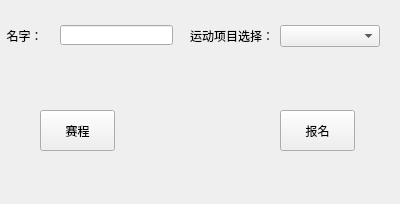
First picture: the form in normalwindow.ui, repository NGzzSupud/SchoolSport, before the edit.
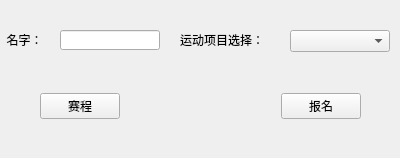
Second picture: the form after the edit.

Commit message: Complte some function of the NormalWindow

Patch:
```diff
--- a/normalwindow.ui
+++ b/normalwindow.ui
@@ -10,7 +10,7 @@
     <x>0</x>
     <y>0</y>
     <width>400</width>
-    <height>204</height>
+    <height>158</height>
    </rect>
   </property>
   <property name="windowTitle">
@@ -19,8 +19,8 @@
   <widget class="QComboBox" name="comboBox_sports">
    <property name="geometry">
     <rect>
-     <x>280</x>
-     <y>25</y>
+     <x>290</x>
+     <y>30</y>
      <width>100</width>
      <height>22</height>
     </rect>
@@ -29,10 +29,10 @@
   <widget class="QLabel" name="label">
    <property name="geometry">
     <rect>
-     <x>190</x>
-     <y>20</y>
-     <width>91</width>
-     <height>31</height>
+     <x>180</x>
+     <y>30</y>
+     <width>100</width>
+     <height>20</height>
     </rect>
    </property>
    <property name="text">
@@ -43,8 +43,8 @@
    <property name="geometry">
     <rect>
      <x>60</x>
-     <y>25</y>
-     <width>113</width>
+     <y>30</y>
+     <width>100</width>
      <height>20</height>
     </rect>
    </property>
@@ -54,39 +54,52 @@
     <rect>
      <x>0</x>
      <y>30</y>
-     <width>54</width>
-     <height>12</height>
+     <width>55</width>
+     <height>20</height>
     </rect>
    </property>
    <property name="text">
     <string>  名字：</string>
    </property>
   </widget>
-  <widget class="QPushButton" name="pushButton_submit">
-   <property name="geometry">
-    <rect>
-     <x>280</x>
-     <y>110</y>
-     <width>75</width>
-     <height>41</height>
-    </rect>
-   </property>
-   <property name="text">
-    <string>报名</string>
-   </property>
-  </widget>
-  <widget class="QPushButton" name="pushButton_timer">
+  <widget class="QWidget" name="">
    <property name="geometry">
     <rect>
      <x>40</x>
-     <y>110</y>
-     <width>75</width>
-     <height>41</height>
+     <y>90</y>
+     <width>321</width>
+     <height>33</height>
     </rect>
    </property>
-   <property name="text">
-    <string>赛程</string>
-   </property>
+   <layout class="QHBoxLayout" name="horizontalLayout">
+    <item>
+     <widget class="QPushButton" name="pushButton_timer">
+      <property name="text">
+       <string>赛程</string>
+      </property>
+     </widget>
+    </item>
+    <item>
+     <spacer name="horizontalSpacer">
+      <property name="orientation">
+       <enum>Qt::Horizontal</enum>
+      </property>
+      <property name="sizeHint" stdset="0">
+       <size>
+        <width>40</width>
+        <height>20</height>
+       </size>
+      </property>
+     </spacer>
+    </item>
+    <item>
+     <widget class="QPushButton" name="pushButton_submit">
+      <property name="text">
+       <string>报名</string>
+      </property>
+     </widget>
+    </item>
+   </layout>
   </widget>
  </widget>
  <resources/>
```
The commit also changes 2 other files.
